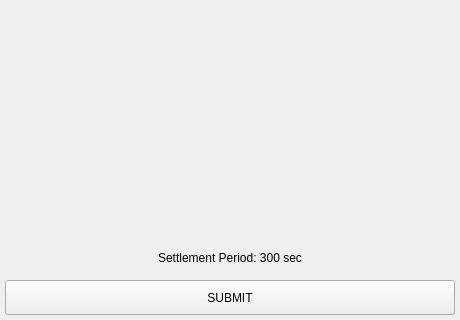
First picture: the form in BlockSettleUILib/CreateOTCRequestWidget.ui, repository BlockSettle/terminal, before the edit; both pictures show x 0 to 460 and y 404 to 724 of the 460 by 724 pixel window.
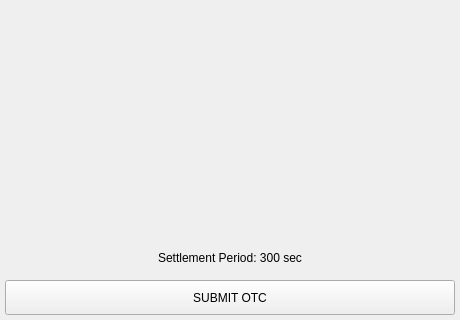
Second picture: the form after the edit.

Commit message: Display OTC response widget on selection

Diff of the .ui file:
```diff
--- a/BlockSettleUILib/CreateOTCRequestWidget.ui
+++ b/BlockSettleUILib/CreateOTCRequestWidget.ui
@@ -514,7 +514,7 @@
          <string notr="true"/>
         </property>
         <property name="text">
-         <string>SUBMIT</string>
+         <string>SUBMIT OTC</string>
         </property>
        </widget>
       </item>
```
The commit also changes 4 other files.
